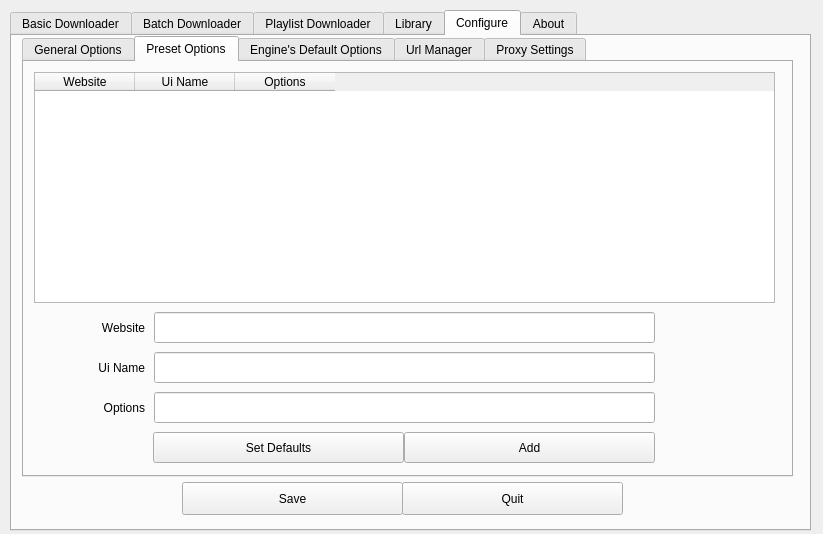
The window that src/mainwindow.ui (mhogomchungu/media-downloader) describes before a commit, drawn with Qt 5.
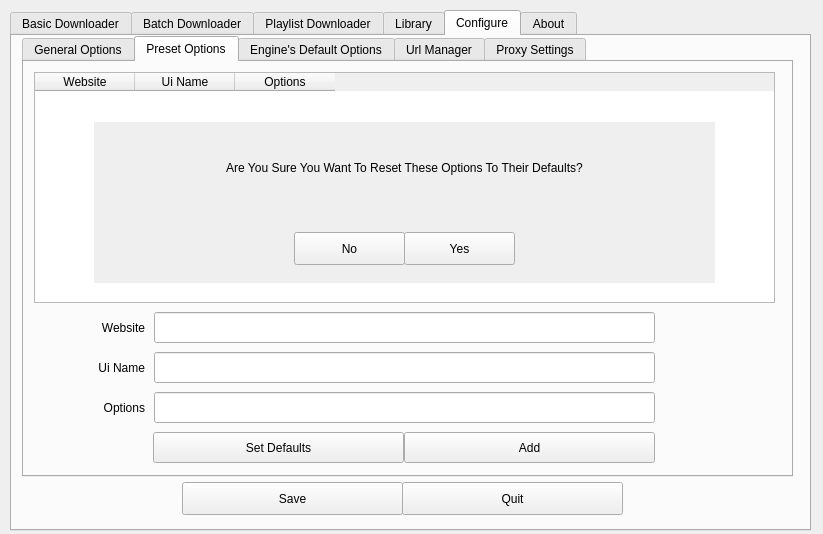
The same window after the commit.

Commit message: update translatable strings+fine tuning preset options tab

```diff
--- a/src/mainwindow.ui
+++ b/src/mainwindow.ui
@@ -2049,6 +2049,67 @@
          <set>Qt::AlignRight|Qt::AlignTrailing|Qt::AlignVCenter</set>
         </property>
        </widget>
+       <widget class="QLabel" name="labelBaseConfirmResetPreset">
+        <property name="geometry">
+         <rect>
+          <x>70</x>
+          <y>60</y>
+          <width>621</width>
+          <height>161</height>
+         </rect>
+        </property>
+        <property name="autoFillBackground">
+         <bool>true</bool>
+        </property>
+        <property name="text">
+         <string/>
+        </property>
+       </widget>
+       <widget class="QLabel" name="labelBaseConfirmResetPresetText">
+        <property name="geometry">
+         <rect>
+          <x>110</x>
+          <y>70</y>
+          <width>541</width>
+          <height>71</height>
+         </rect>
+        </property>
+        <property name="text">
+         <string>Are You Sure You Want To Reset These Options To Their Defaults?</string>
+        </property>
+        <property name="alignment">
+         <set>Qt::AlignCenter</set>
+        </property>
+        <property name="wordWrap">
+         <bool>true</bool>
+        </property>
+       </widget>
+       <widget class="QPushButton" name="pbConfigureConfirmResetNo">
+        <property name="geometry">
+         <rect>
+          <x>270</x>
+          <y>170</y>
+          <width>111</width>
+          <height>33</height>
+         </rect>
+        </property>
+        <property name="text">
+         <string>No</string>
+        </property>
+       </widget>
+       <widget class="QPushButton" name="pbConfigureConfirmResetYes">
+        <property name="geometry">
+         <rect>
+          <x>380</x>
+          <y>170</y>
+          <width>111</width>
+          <height>33</height>
+         </rect>
+        </property>
+        <property name="text">
+         <string>Yes</string>
+        </property>
+       </widget>
       </widget>
       <widget class="QWidget" name="EngineDefaultOptions">
        <attribute name="title">
```
The commit also changes 18 other files.
